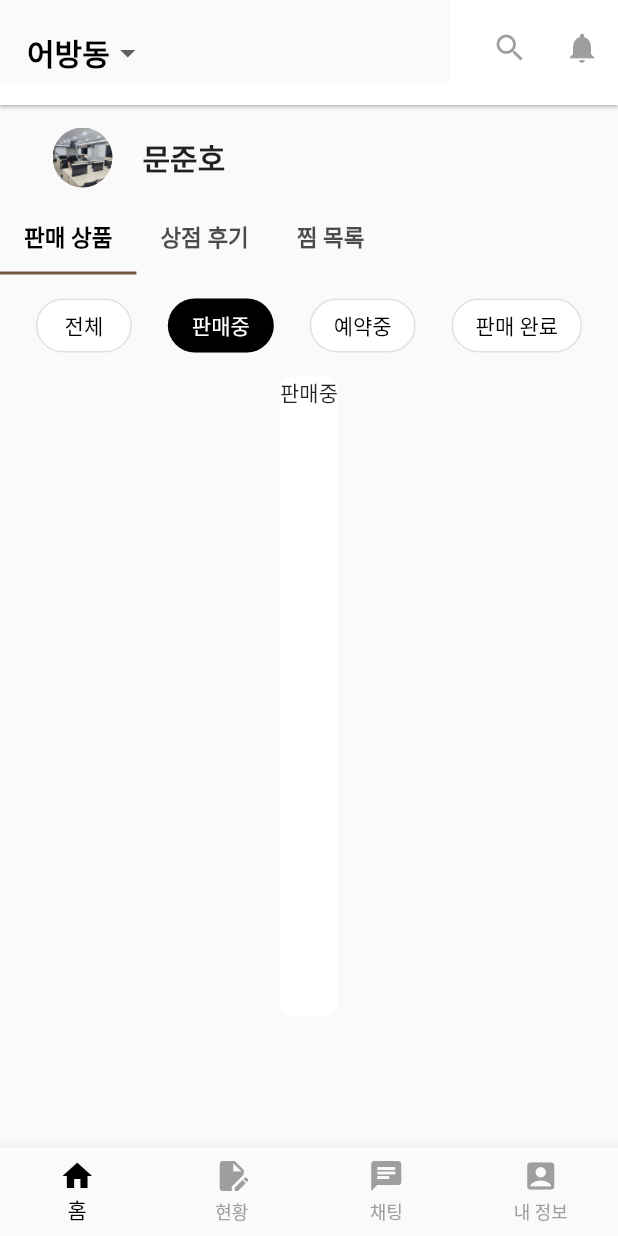
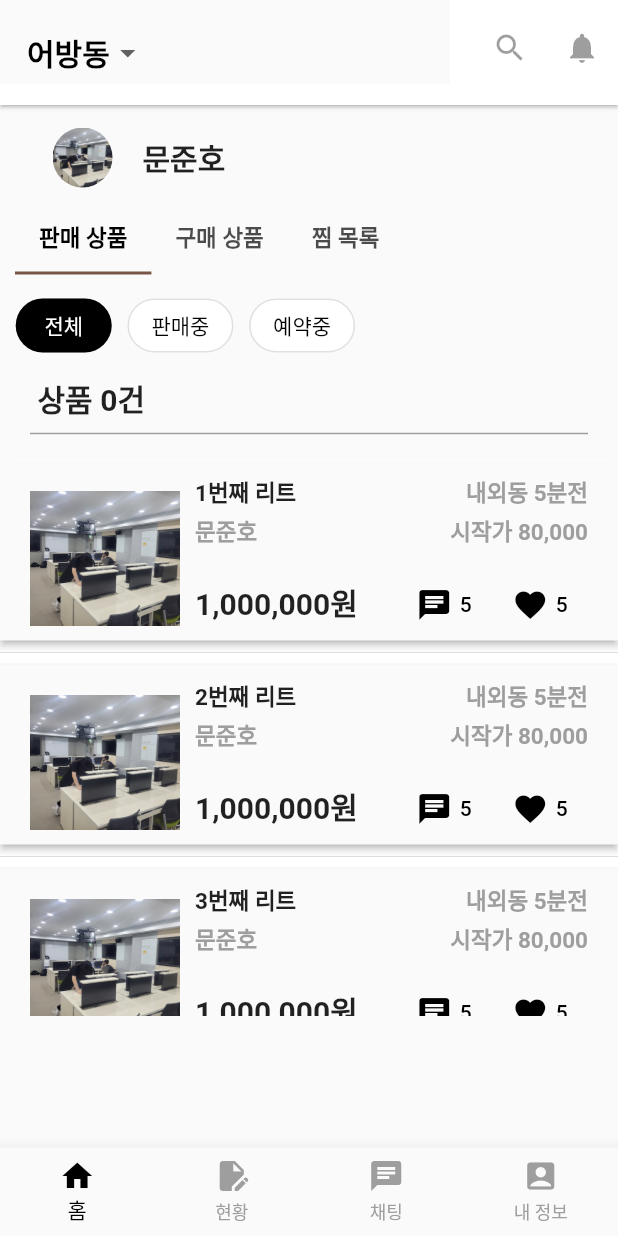
Before and after one commit to gyeongnam-gyeongmae/mobile, a Flutter app: the screen it shows after launch, on a phone screen of 412 x 824 dp. Run offline on Flutter 3.47's test engine with Material 2 defaults, Android fonts, the phone set to English and light mode, and no system bars; our stand-ins replace get, image_picker, smooth_page_indicator.

Commit message:
info_page_base [ 무한스크롤 도배했지만 나중에 api연결해서 모두 바뀔수 있도록 수정해야함 무한스크롤이 지금은 1*n이지만 3*n 수정도 염두]

```diff
--- a/lib/app_binding.dart
+++ b/lib/app_binding.dart
@@ -1,6 +1,7 @@
 import 'package:get/instance_manager.dart';
 import 'package:mobile/controller/homeController.dart';
 import 'package:mobile/controller/infinite_scroll_conterller.dart';
+import 'package:mobile/controller/sell_product_controller.dart';
 import 'package:mobile/controller/tabbar_controller.dart';
 
 class AppBinding extends Bindings{
@@ -10,9 +11,11 @@ class AppBinding extends Bindings{
     final infiniteScrollController = InfiniteScrollController();
     final homeController = HomeController();
     final tabbarController = TabbarController();
+    final sellProductController = SellProductController();
 
     Get.put(infiniteScrollController);
     Get.put(homeController);
     Get.put(tabbarController);
+    Get.put(sellProductController);
   }
 }
--- /dev/null
+++ b/lib/controller/sell_product_controller.dart
@@ -0,0 +1,9 @@
+import 'package:get/get.dart';
+
+class SellProductController extends GetxController{
+  RxInt selectedId = 0.obs;
+
+  void setSelectedId(int id){
+    selectedId.value = id;
+  }
+}
--- a/lib/controller/tabbar_controller.dart
+++ b/lib/controller/tabbar_controller.dart
@@ -7,7 +7,7 @@ class TabbarController extends GetxController with GetSingleTickerProviderStateM
       child: Text('판매 상품',style: TextStyle(fontSize: 15,fontWeight: FontWeight.bold))
     ),
     Tab(
-      child: Text('상점 후기',style: TextStyle(fontSize: 15,fontWeight: FontWeight.bold))
+      child: Text('구매 상품',style: TextStyle(fontSize: 15,fontWeight: FontWeight.bold))
     ),
     Tab(
       child: Text('찜 목록',style: TextStyle(fontSize: 15,fontWeight: FontWeight.bold))
--- /dev/null
+++ b/lib/views/widget/buy_product_view.dart
@@ -0,0 +1,44 @@
+import 'package:flutter/material.dart';
+import 'package:mobile/views/widget/infinite_scroll_view.dart';
+
+class BuyProductView extends StatelessWidget {
+  const BuyProductView({super.key});
+
+  Widget _containerSelector(BuildContext context,int cnt) {
+    return Container(
+        padding: EdgeInsets.only(top: 10, bottom: 10),
+        child: Column(
+          crossAxisAlignment: CrossAxisAlignment.start,
+          children: [
+            Container(
+              alignment: Alignment.centerLeft,
+              margin: EdgeInsets.only(top: 10, left: 25),
+              child: Text('상품 $cnt건',
+                  style: TextStyle(fontSize: 20, fontWeight: FontWeight.bold)),
+            ),
+            Container(
+              margin: EdgeInsets.only(left: 20, right: 20),
+              child: Divider(color: Colors.grey, thickness: 1),
+            )
+          ],
+        ));
+  }
+  Widget _buildContainer() {
+    return Container(
+      decoration: BoxDecoration(
+        borderRadius: BorderRadius.circular(8.0),
+        color: Colors.white,
+      ),
+      child: Container(child: InfiniteScrollView()),
+    );
+  }
+
+  @override
+  Widget build(BuildContext context) {
+    return Column(
+          children: [
+          _containerSelector(context, 0),
+          Expanded(child: _buildContainer())],
+        );
+  }
+}
--- a/lib/views/widget/infinite_scroll_view.dart
+++ b/lib/views/widget/infinite_scroll_view.dart
@@ -16,7 +16,7 @@ class InfiniteScrollView extends GetView<InfiniteScrollController> {
               if (index < controller.data.length) {
                 var datum = controller.data[index];
                 return Material(
-                  elevation: 1,
+                  elevation: 2,
                   child: Container(
                     child: MainPost(
                       title: "$datum번째 리트",
--- a/lib/views/widget/info_tabbar.dart
+++ b/lib/views/widget/info_tabbar.dart
@@ -1,6 +1,7 @@
 import 'package:flutter/material.dart';
 import 'package:get/get.dart';
 import 'package:mobile/controller/tabbar_controller.dart';
+import 'package:mobile/views/widget/buy_product_view.dart';
 import 'package:mobile/views/widget/sell_product_view.dart';
 
 class InfoTabbar extends GetView<TabbarController> {
@@ -9,7 +10,7 @@ class InfoTabbar extends GetView<TabbarController> {
     return Column(
       children: [
         Container(
-          margin: EdgeInsets.only(top: 10),
+          margin: EdgeInsets.only(top: 10,left: 10),
           alignment: Alignment.centerLeft,
           child: TabBar(
             isScrollable: true,
@@ -30,18 +31,8 @@ class InfoTabbar extends GetView<TabbarController> {
                   controller: controller.tabController,
                   children: [
                     SellProductView(),
-                    Container(
-                      decoration: BoxDecoration(
-                        borderRadius: BorderRadius.circular(8.0),
-                        color: Colors.orangeAccent,
-                      ),
-                    ),
-                    Container(
-                      decoration: BoxDecoration(
-                        borderRadius: BorderRadius.circular(8.0),
-                        color: Colors.greenAccent,
-                      ),
-                    ),
+                    BuyProductView(),
+                    BuyProductView(),
                   ],
                 ),
               ),
--- a/lib/views/widget/sell_product_view.dart
+++ b/lib/views/widget/sell_product_view.dart
@@ -1,74 +1,77 @@
 import 'package:flutter/material.dart';
+import 'package:get/get.dart';
+import 'package:mobile/controller/sell_product_controller.dart';
 import 'package:mobile/views/widget/infinite_scroll_view.dart';
 
-class SellProductView extends StatefulWidget {
-  const SellProductView({super.key});
-
-  @override
-  State<SellProductView> createState() => _SellProductViewState();
-}
-
-class _SellProductViewState extends State<SellProductView> {
-  int selectedId = 1;
+class SellProductView extends GetView<SellProductController> {
   final List<Widget> myContainers = [
     Container(child: InfiniteScrollView()),
-    Container(child: Text('판매중')),
-    Container(child: Text('예약중')),
-    Container(child: Text('판매 완료'))
+    Container(child: InfiniteScrollView()),
+    Container(child: InfiniteScrollView()),
   ];
 
   //내정보 페이지에서 버튼 클릭시 아래에 표시할 컨테이너, 위젯list로 관리하면 될듯
-  Widget _buildContainer(){
+  Widget _buildContainer() {
     return Container(
-                decoration: BoxDecoration(
-                  borderRadius: BorderRadius.circular(8.0),
-                  color: Colors.white,
-                ),
-                child: myContainers[selectedId],
+      decoration: BoxDecoration(
+        borderRadius: BorderRadius.circular(8.0),
+        color: Colors.white,
+      ),
+      child: myContainers[controller.selectedId.value],
+    );
+  }
 
-          );
-  }
   //판매 상품에 만들어진 버튼 디자인
-  Widget _containerSelectorButton(int id, String text){
+  Widget _containerSelectorButton(int id, String text) {
     return OutlinedButton(
         style: OutlinedButton.styleFrom(
-          backgroundColor: id == selectedId ? Colors.black : Colors.white,
-          foregroundColor: id == selectedId ? Colors.white : Colors.black,
-          shape: RoundedRectangleBorder(
-            borderRadius: BorderRadius.all(Radius.circular(20))
-          )
-        ),
+            backgroundColor:
+                id == controller.selectedId.value ? Colors.black : Colors.white,
+            foregroundColor:
+                id == controller.selectedId.value ? Colors.white : Colors.black,
+            shape: RoundedRectangleBorder(
+                borderRadius: BorderRadius.all(Radius.circular(20)))),
         onPressed: () {
-          setState(() {
-            selectedId = id;
-          });
+          controller.setSelectedId(id);
         },
-        child: Text(text)
-      );
+        child: Text(text));
   }
 
   //버튼 생성
-  Widget _containerSelector(){
+  Widget _containerSelector(BuildContext context,int cnt) {
     return Container(
-      padding: EdgeInsets.only(top: 10,bottom: 10),
-      child: Row(
-        mainAxisAlignment: MainAxisAlignment.spaceEvenly,
-        children: [
-          _containerSelectorButton(0, '전체'),
-          _containerSelectorButton(1, '판매중'),
-          _containerSelectorButton(2, '예약중'),
-          _containerSelectorButton(3, '판매 완료')
-        ]
-      ),
-    );
+        padding: EdgeInsets.only(top: 10, bottom: 10),
+        child: Column(
+          crossAxisAlignment: CrossAxisAlignment.start,
+          children: [
+            Container(
+              width: MediaQuery.of(context).size.width*0.6,
+              child: Row(mainAxisAlignment: MainAxisAlignment.spaceEvenly, children: [
+              _containerSelectorButton(0, '전체'),
+              _containerSelectorButton(1, '판매중'),
+              _containerSelectorButton(2, '예약중'),
+            ]),
+            ),
+            Container(
+              alignment: Alignment.centerLeft,
+              margin: EdgeInsets.only(top: 10, left: 25),
+              child: Text('상품 $cnt건',
+                  style: TextStyle(fontSize: 20, fontWeight: FontWeight.bold)),
+            ),
+            Container(
+              margin: EdgeInsets.only(left: 20, right: 20),
+              child: Divider(color: Colors.grey, thickness: 1),
+            )
+          ],
+        ));
   }
+
   @override
   Widget build(BuildContext context) {
-    return Column(
-      children: [
-        _containerSelector(),
-        Expanded(child: _buildContainer())
-      ],
-    );
+    return Obx(() => Column(
+          children: [
+          _containerSelector(context, 0),
+          Expanded(child: _buildContainer())],
+        ));
   }
 }
```
